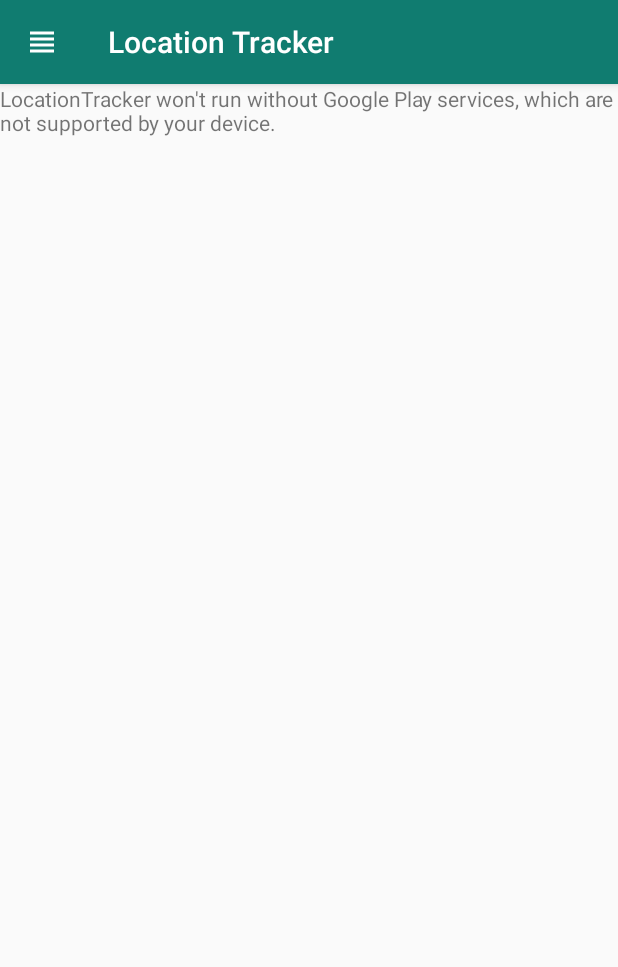
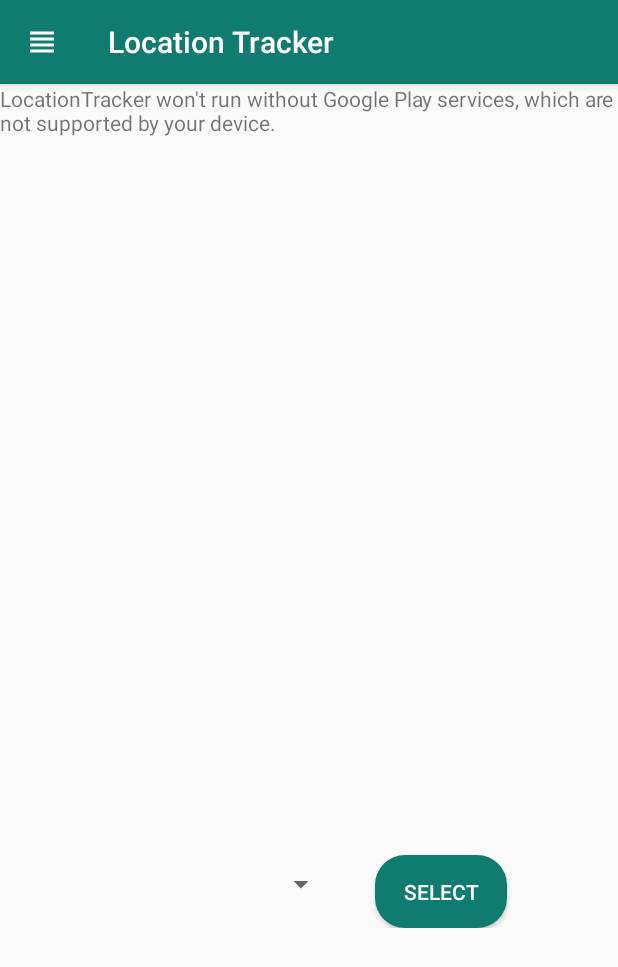
Before and after one commit to tech-deets/LocationTracker, an Android app: the UserHomeActivity screen opened directly, with no data from a screen before it, on a phone screen of 412 x 824 dp. Shown: the top 967 px of the screen. Run offline under Robolectric (Android 15) with nearby library versions, the phone set to English and light mode, and no system bars; our stand-ins replace Firebase (no records; nobody signed in at launch, a user with empty details on screens opened directly); pictures from the network do not load.

Commit message:
12:51pm 5/11 spinner added

```diff
--- a/app/src/main/res/layout/activity_user_home.xml
+++ b/app/src/main/res/layout/activity_user_home.xml
@@ -12,7 +12,8 @@ android:fitsSystemWindows="true">
     android:id="@+id/main_content"
     android:layout_width="match_parent"
     android:layout_height="match_parent"
-    android:orientation="vertical">
+    android:orientation="vertical"
+    android:weightSum="10">
 
     <android.support.design.widget.AppBarLayout
         android:id="@+id/appbar"
@@ -37,8 +38,38 @@ android:fitsSystemWindows="true">
         android:id="@+id/ll1"
         android:orientation="vertical"
         android:layout_width="match_parent"
-        android:layout_height="match_parent" >
+        android:layout_height="wrap_content"
+        android:layout_weight="7"
+        >
+    </LinearLayout>
+    <LinearLayout
+        android:id="@+id/ll2"
+        android:layout_width="match_parent"
+        android:layout_height="wrap_content"
+        android:layout_weight="3"
+        android:orientation="vertical">
+<LinearLayout
+    android:layout_width="match_parent"
+    android:layout_height="wrap_content"
+    android:orientation="horizontal"
+    android:weightSum="10">
+    <android.support.v7.widget.AppCompatSpinner
+        android:id="@+id/groups_spinner"
+        android:layout_marginVertical="7dp"
+        android:layout_marginHorizontal="5dp"
+        android:layout_width="wrap_content"
+        android:layout_height="wrap_content"
+        android:layout_weight="7"/>
+    <Button
+        android:layout_width="wrap_content"
+        android:layout_height="wrap_content"
+        android:text="Select"
+        android:textColor="#fff"
+        android:background="@drawable/buttontheme"
+        android:layout_marginLeft="20dp"
+        />
 
+</LinearLayout>
 
     </LinearLayout>
 
```
